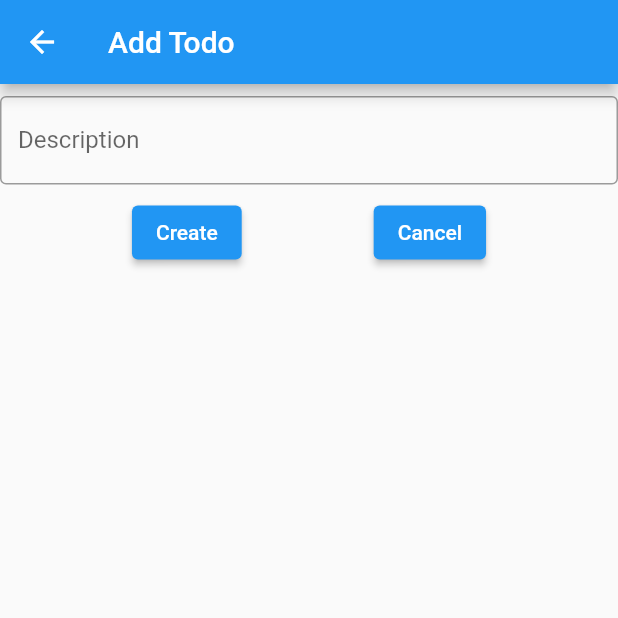
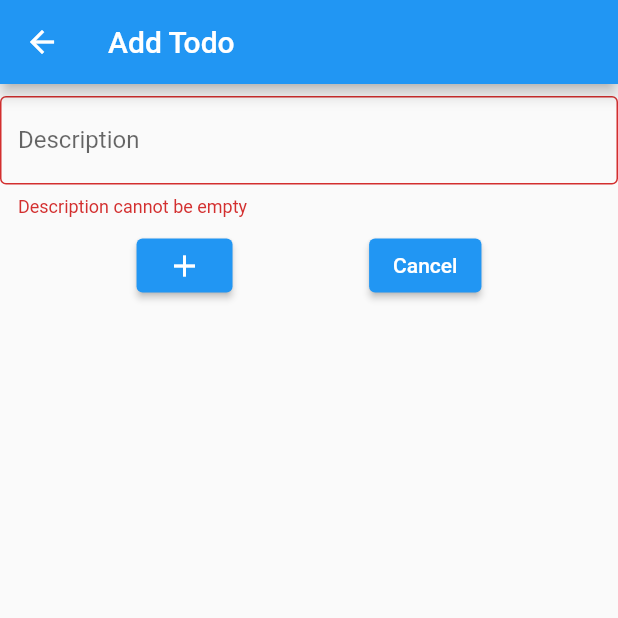
Before and after one commit to igorskh/flutter_bloc_play, a Flutter app: the TodoAddBottomSheet screen opened directly with empty values, on a phone screen of 412 x 824 dp, the top half of it. Run offline on Flutter 3.47's test engine with Material 2 defaults, Android fonts, the phone set to English and light mode, and no system bars; our stand-ins replace bloc, equatable, flutter_bloc, rxdart, sqflite; accounts and stored records are empty.

Commit message:
refactor todos app

```diff
--- /dev/null
+++ b/lib/todos/view/todo_add_bottom_sheet.dart
@@ -0,0 +1,74 @@
+import 'package:flutter/material.dart';
+
+import '../bloc/todo_bloc.dart';
+import '../model/todo.dart';
+
+class TodoAddBottomSheet extends StatefulWidget {
+  TodoAddBottomSheet({Key? key, required TodoBloc todoBloc})
+      : _todoBloc = todoBloc,
+        super(key: key);
+
+  final TodoBloc _todoBloc;
+
+  @override
+  _TodoAddBottomSheetState createState() => _TodoAddBottomSheetState();
+}
+
+class _TodoAddBottomSheetState extends State<TodoAddBottomSheet> {
+  final _descriptionTextController = TextEditingController();
+
+  void _addTodo() {
+    if (_descriptionTextController.text.isEmpty) {
+      return;
+    }
+    var todo = Todo(description: _descriptionTextController.text);
+    widget._todoBloc.add(TodoAdd(todo: todo));
+    Navigator.pop(context);
+  }
+
+  String? _validateDescription() {
+    if (_descriptionTextController.text.isEmpty) {
+      return "Description cannot be empty";
+    }
+    return null;
+  }
+
+  @override
+  Widget build(BuildContext context) {
+    return Scaffold(
+      appBar: AppBar(title: Text('Add Todo')),
+      body: SingleChildScrollView(
+        child: Column(
+          children: [
+            Padding(
+              padding: const EdgeInsets.symmetric(vertical: 8.0),
+              child: TextFormField(
+                keyboardType: TextInputType.text,
+                controller: _descriptionTextController,
+                enabled: true,
+                decoration: InputDecoration(
+                  border: OutlineInputBorder(),
+                  labelText: 'Description',
+                  errorText: _validateDescription(),
+                ),
+              ),
+            ),
+            Row(
+              mainAxisAlignment: MainAxisAlignment.spaceEvenly,
+              children: [
+                ElevatedButton(
+                  child: const Icon(Icons.add),
+                  onPressed: _addTodo,
+                ),
+                ElevatedButton(
+                  child: const Text('Cancel'),
+                  onPressed: () => Navigator.pop(context),
+                ),
+              ],
+            ),
+          ],
+        ),
+      ),
+    );
+  }
+}
--- a/lib/todos/view/todo_page.dart
+++ b/lib/todos/view/todo_page.dart
@@ -1,8 +1,9 @@
-import 'package:counter_bloc/todos/bloc/todo_bloc.dart';
-import 'package:counter_bloc/todos/model/todo.dart';
-import 'package:counter_bloc/todos/view/todo_view.dart';
 import 'package:flutter/material.dart';
 import 'package:flutter_bloc/flutter_bloc.dart';
+
+import '../bloc/todo_bloc.dart';
+import 'todo_add_bottom_sheet.dart';
+import 'todo_view.dart';
 
 class TodoScreen extends StatelessWidget {
   TodoScreen({Key? key}) : super(key: key) {
@@ -31,68 +32,9 @@ class TodoScreen extends StatelessWidget {
               },
             );
           },
-          child: Text('Add'),
+          child: const Icon(Icons.add),
         ),
       ),
     );
   }
 }
-
-class TodoAddBottomSheet extends StatefulWidget {
-  TodoAddBottomSheet({Key? key, required TodoBloc todoBloc})
-      : _todoBloc = todoBloc,
-        super(key: key);
-
-  final TodoBloc _todoBloc;
-
-  @override
-  _TodoAddBottomSheetState createState() => _TodoAddBottomSheetState();
-}
-
-class _TodoAddBottomSheetState extends State<TodoAddBottomSheet> {
-  final _descriptionTextController = TextEditingController();
-
-  void _addTodo() {
-    var todo = Todo(description: _descriptionTextController.text);
-    widget._todoBloc.add(TodoAdd(todo: todo));
-    Navigator.pop(context);
-  }
-
-  @override
-  Widget build(BuildContext context) {
-    return Scaffold(
-      appBar: AppBar(title: Text('Add Todo')),
-      body: SingleChildScrollView(
-        child: Column(
-          children: [
-            Padding(
-              padding: const EdgeInsets.symmetric(vertical: 8.0),
-              child: TextField(
-                keyboardType: TextInputType.text,
-                controller: _descriptionTextController,
-                enabled: true,
-                decoration: InputDecoration(
-                  border: OutlineInputBorder(),
-                  labelText: 'Description',
-                ),
-              ),
-            ),
-            Row(
-              mainAxisAlignment: MainAxisAlignment.spaceEvenly,
-              children: [
-                ElevatedButton(
-                  child: const Text('Create'),
-                  onPressed: _addTodo,
-                ),
-                ElevatedButton(
-                  child: const Text('Cancel'),
-                  onPressed: () => Navigator.pop(context),
-                ),
-              ],
-            ),
-          ],
-        ),
-      ),
-    );
-  }
-}
```
Also changed, not shown: lib/todos/app.dart (added, +15 -0 lines), lib/todos/main.dart (+2 -13 lines), lib/todos/view/todo_list.dart (added, +33 -0 lines), lib/todos/view/todo_view.dart (+2 -31 lines).
